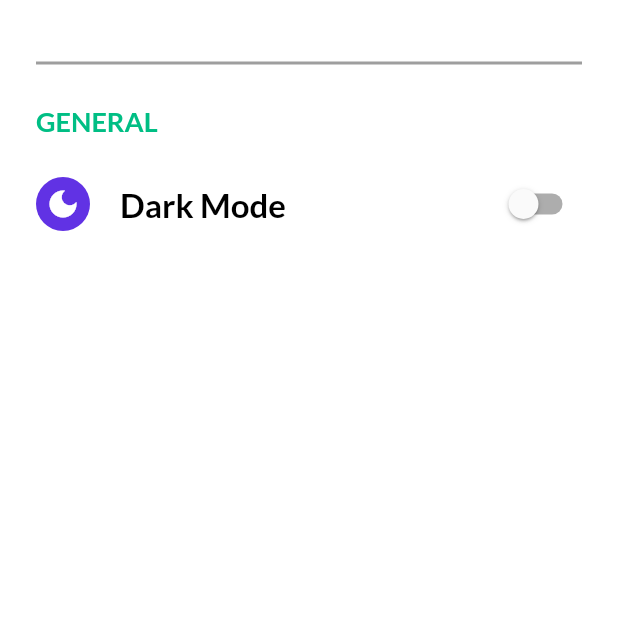
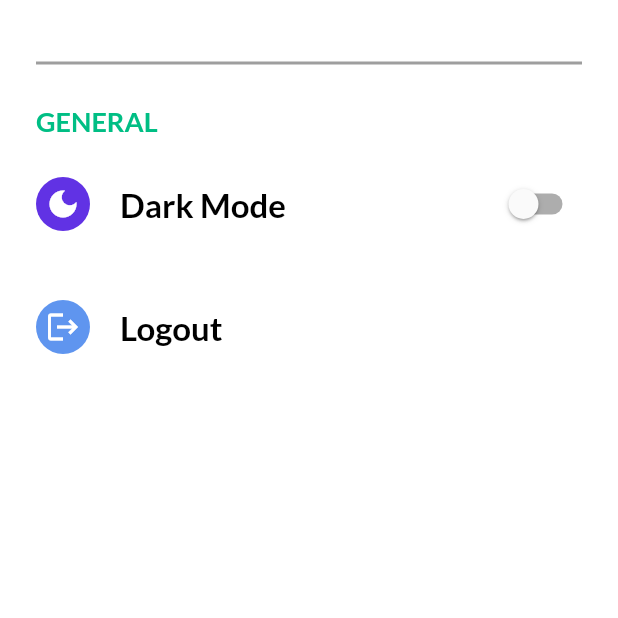
Before and after one commit to SamehNagi/e_commerce_project, a Flutter app: the SettingsScreen screen opened directly, on a phone screen of 412 x 824 dp, the top half of it. Run offline on Flutter 3.47's test engine with Material 2 defaults, Android fonts, the phone set to English and light mode, and no system bars; our stand-ins replace badges, carousel_slider, firebase_auth, firebase_core, flutter_rating_bar, get and 5 more; missing offline and left inert: flutter_facebook_auth; accounts and stored records are empty; network calls fail.

Commit message:
Settings Screen -- Logout Widget Button

```diff
--- a/e_commerce/lib/view/screens/settings_screen.dart
+++ b/e_commerce/lib/view/screens/settings_screen.dart
@@ -1,5 +1,6 @@
 import 'package:e_commerce/utils/theme.dart';
 import 'package:e_commerce/view/widgets/settings/dark_mode_widget.dart';
+import 'package:e_commerce/view/widgets/settings/logout_widget.dart';
 import 'package:e_commerce/view/widgets/text.utils.dart';
 import 'package:flutter/material.dart';
 import 'package:get/get.dart';
@@ -43,71 +44,9 @@ class SettingsScreen extends StatelessWidget {
           const SizedBox(
             height: 20,
           ),
-          // LogOutWidget(),
+          LogOutWidget(),
         ],
       ),
-      // body: Center(
-      //   child: Column(
-      //     mainAxisAlignment: MainAxisAlignment.center,
-      //     children: [
-      //       TextButton(
-      //         onPressed: () {
-      //           ThemeController().changesTheme();
-      //         },
-      //         child: Text(
-      //           "Dark Mode",
-      //           style: TextStyle(
-      //             color: Get.isDarkMode ? Colors.white : Colors.black,
-      //           ),
-      //         ),
-      //       ),
-      //       const SizedBox(
-      //         height: 20,
-      //       ),
-      //       GetBuilder<AuthController>(
-      //         builder: (controller) {
-      //           return TextButton(
-      //             onPressed: () {
-      //               Get.defaultDialog(
-      //                 title: "Logout From App",
-      //                 titleStyle: TextStyle(
-      //                   fontSize: 18,
-      //                   color: Colors.black,
-      //                   fontWeight: FontWeight.bold,
-      //                 ),
-      //                 middleText: "Are you sure you need to logout",
-      //                 middleTextStyle: TextStyle(
-      //                   fontSize: 18,
-      //                   color: Colors.black,
-      //                   fontWeight: FontWeight.bold,
-      //                 ),
-      //                 backgroundColor: Colors.grey,
-      //                 radius: 10,
-      //                 textCancel: "NO",
-      //                 cancelTextColor: Colors.white,
-      //                 textConfirm: "YES",
-      //                 confirmTextColor: Colors.white,
-      //                 onCancel: () {
-      //                   Get.back();
-      //                 },
-      //                 onConfirm: () {
-      //                   controller.signOutFromApp();
-      //                 },
-      //                 buttonColor: Get.isDarkMode ? pinkClr : mainColor,
-      //               );
-      //             },
-      //             child: Text(
-      //               "LogOut",
-      //               style: TextStyle(
-      //                 color: Get.isDarkMode ? Colors.white : Colors.black,
-      //               ),
-      //             ),
-      //           );
-      //         },
-      //       ),
-      //     ],
-      //   ),
-      // ),
     );
   }
 }
--- /dev/null
+++ b/e_commerce/lib/view/widgets/settings/logout_widget.dart
@@ -0,0 +1,79 @@
+import 'package:e_commerce/logic/controllers/auth_controller.dart';
+import 'package:e_commerce/utils/theme.dart';
+import 'package:e_commerce/view/widgets/text.utils.dart';
+import 'package:flutter/material.dart';
+import 'package:get/get.dart';
+
+class LogOutWidget extends StatelessWidget {
+  LogOutWidget({Key? key}) : super(key: key);
+
+  final controller = Get.find<AuthController>();
+
+  @override
+  Widget build(BuildContext context) {
+    return GetBuilder<AuthController>(
+      builder: (_) => Material(
+        color: Colors.transparent,
+        child: InkWell(
+          onTap: () {
+            Get.defaultDialog(
+              title: "Logout From App",
+              titleStyle: const TextStyle(
+                fontSize: 18,
+                color: Colors.black,
+                fontWeight: FontWeight.bold,
+              ),
+              middleText: "Are you sure you need to logout",
+              middleTextStyle: const TextStyle(
+                fontSize: 18,
+                color: Colors.black,
+                fontWeight: FontWeight.bold,
+              ),
+              backgroundColor: Colors.grey,
+              radius: 10,
+              textCancel: "NO",
+              cancelTextColor: Colors.white,
+              textConfirm: "YES",
+              confirmTextColor: Colors.white,
+              onCancel: () {
+                Get.back();
+              },
+              onConfirm: () {
+                controller.signOutFromApp();
+              },
+              buttonColor: Get.isDarkMode ? pinkClr : mainColor,
+            );
+          },
+          splashColor: Get.isDarkMode ? Colors.pink[100] : Colors.green[100],
+          borderRadius: BorderRadius.circular(12),
+          customBorder: const StadiumBorder(),
+          child: Row(
+            children: [
+              Container(
+                padding: const EdgeInsets.all(6),
+                decoration: const BoxDecoration(
+                  shape: BoxShape.circle,
+                  color: logOutSettings,
+                ),
+                child: const Icon(
+                  Icons.logout,
+                  color: Colors.white,
+                ),
+              ),
+              const SizedBox(
+                width: 20,
+              ),
+              TextUtils(
+                fontSize: 22,
+                fontWeight: FontWeight.bold,
+                text: "Logout",
+                color: Get.isDarkMode ? Colors.white : Colors.black,
+                underLine: TextDecoration.none,
+              ),
+            ],
+          ),
+        ),
+      ),
+    );
+  }
+}
```
